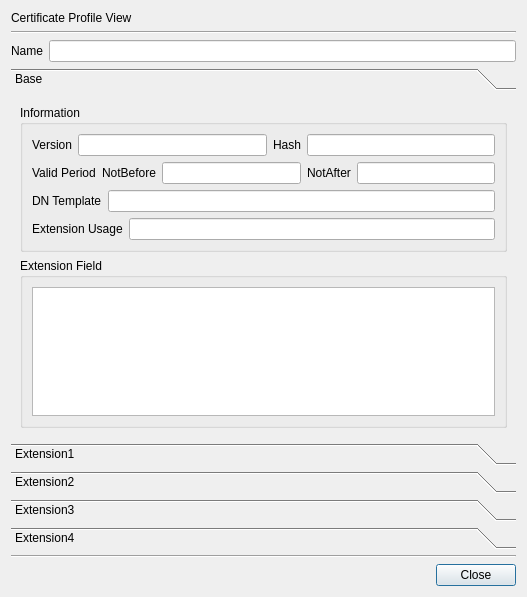
The window that CertMan/view_cert_profile_dlg.ui (jykim74/CertMan) describes before a commit, drawn with Qt 5.
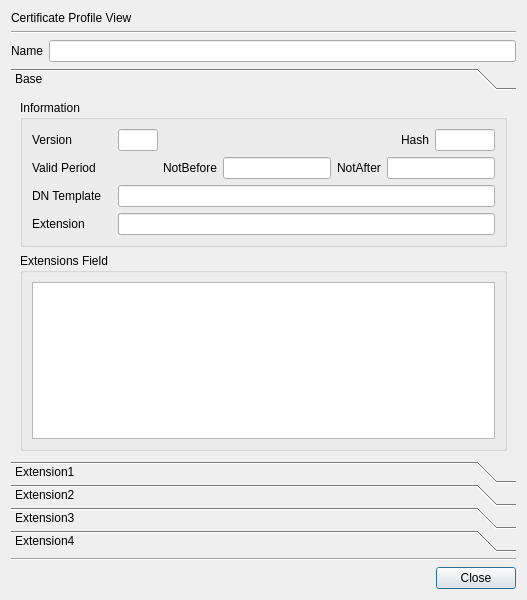
The same window after the commit. The open tabs and pages were chosen to show the change.

Patch:
```diff
--- a/CertMan/view_cert_profile_dlg.ui
+++ b/CertMan/view_cert_profile_dlg.ui
@@ -7,9 +7,15 @@
     <x>0</x>
     <y>0</y>
     <width>527</width>
-    <height>597</height>
+    <height>600</height>
    </rect>
   </property>
+  <property name="minimumSize">
+   <size>
+    <width>500</width>
+    <height>600</height>
+   </size>
+  </property>
   <property name="windowTitle">
    <string>Dialog</string>
   </property>
@@ -54,6 +60,9 @@
       </size>
      </property>
      <property name="currentIndex">
+      <number>0</number>
+     </property>
+     <property name="tabSpacing">
       <number>1</number>
      </property>
      <widget class="QWidget" name="page">
@@ -62,7 +71,7 @@
         <x>0</x>
         <y>0</y>
         <width>509</width>
-        <height>327</height>
+        <height>355</height>
        </rect>
       </property>
       <attribute name="label">
@@ -83,7 +92,7 @@
          <layout class="QVBoxLayout" name="verticalLayout_7">
           <item>
            <layout class="QGridLayout" name="gridLayout_26">
-            <item row="0" column="2">
+            <item row="0" column="3">
              <widget class="QLabel" name="label_4">
               <property name="text">
                <string>Hash</string>
@@ -91,48 +100,100 @@
              </widget>
             </item>
             <item row="0" column="1">
-             <widget class="QLineEdit" name="mVersionText"/>
+             <widget class="QLineEdit" name="mVersionText">
+              <property name="maximumSize">
+               <size>
+                <width>40</width>
+                <height>16777215</height>
+               </size>
+              </property>
+             </widget>
             </item>
             <item row="0" column="0">
              <widget class="QLabel" name="label_3">
+              <property name="minimumSize">
+               <size>
+                <width>80</width>
+                <height>0</height>
+               </size>
+              </property>
               <property name="text">
                <string>Version</string>
               </property>
              </widget>
             </item>
-            <item row="0" column="3">
-             <widget class="QLineEdit" name="mHashText"/>
+            <item row="0" column="4">
+             <widget class="QLineEdit" name="mHashText">
+              <property name="maximumSize">
+               <size>
+                <width>60</width>
+                <height>16777215</height>
+               </size>
+              </property>
+             </widget>
+            </item>
+            <item row="0" column="2">
+             <spacer name="horizontalSpacer_2">
+              <property name="orientation">
+               <enum>Qt::Horizontal</enum>
+              </property>
+              <property name="sizeHint" stdset="0">
+               <size>
+                <width>40</width>
+                <height>20</height>
+               </size>
+              </property>
+             </spacer>
             </item>
            </layout>
           </item>
           <item>
            <layout class="QGridLayout" name="gridLayout_2">
-            <item row="0" column="3">
+            <item row="0" column="5">
+             <widget class="QLineEdit" name="mNotAfterText"/>
+            </item>
+            <item row="0" column="4">
              <widget class="QLabel" name="label_7">
               <property name="text">
                <string>NotAfter</string>
               </property>
              </widget>
             </item>
-            <item row="0" column="2">
+            <item row="0" column="3">
              <widget class="QLineEdit" name="mNotBeforeText"/>
             </item>
             <item row="0" column="0">
              <widget class="QLabel" name="label_5">
+              <property name="minimumSize">
+               <size>
+                <width>80</width>
+                <height>0</height>
+               </size>
+              </property>
               <property name="text">
                <string>Valid Period</string>
               </property>
              </widget>
             </item>
-            <item row="0" column="1">
+            <item row="0" column="2">
              <widget class="QLabel" name="label_6">
               <property name="text">
                <string>NotBefore</string>
               </property>
              </widget>
             </item>
-            <item row="0" column="4">
-             <widget class="QLineEdit" name="mNotAfterText"/>
+            <item row="0" column="1">
+             <spacer name="horizontalSpacer_12">
+              <property name="orientation">
+               <enum>Qt::Horizontal</enum>
+              </property>
+              <property name="sizeHint" stdset="0">
+               <size>
+                <width>40</width>
+                <height>20</height>
+               </size>
+              </property>
+             </spacer>
             </item>
            </layout>
           </item>
@@ -140,6 +201,12 @@
            <layout class="QGridLayout" name="gridLayout_3">
             <item row="0" column="0">
              <widget class="QLabel" name="label_8">
+              <property name="minimumSize">
+               <size>
+                <width>80</width>
+                <height>0</height>
+               </size>
+              </property>
               <property name="text">
                <string>DN Template</string>
               </property>
@@ -154,8 +221,14 @@
            <layout class="QGridLayout" name="gridLayout_4">
             <item row="0" column="0">
              <widget class="QLabel" name="label_9">
+              <property name="minimumSize">
+               <size>
+                <width>80</width>
+                <height>0</height>
+               </size>
+              </property>
               <property name="text">
-               <string>Extension Usage</string>
+               <string>Extension</string>
               </property>
              </widget>
             </item>
@@ -176,11 +249,15 @@
           </size>
          </property>
          <property name="title">
-          <string>Extension Field</string>
+          <string>Extensions Field</string>
          </property>
          <layout class="QVBoxLayout" name="verticalLayout_8">
           <item>
-           <widget class="QTableWidget" name="mExtensionTable"/>
+           <widget class="QTableWidget" name="mExtensionsTable">
+            <attribute name="horizontalHeaderHighlightSections">
+             <bool>false</bool>
+            </attribute>
+           </widget>
           </item>
          </layout>
         </widget>
```
Left out of the diff: 303 changed lines with no effect on the pictures.
